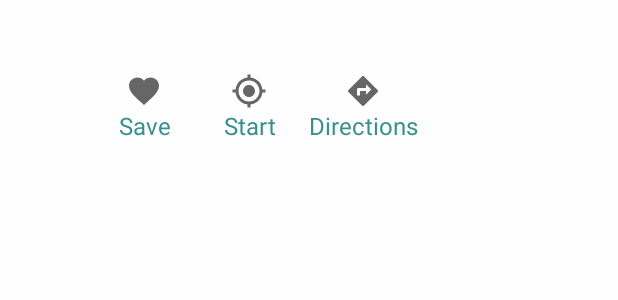
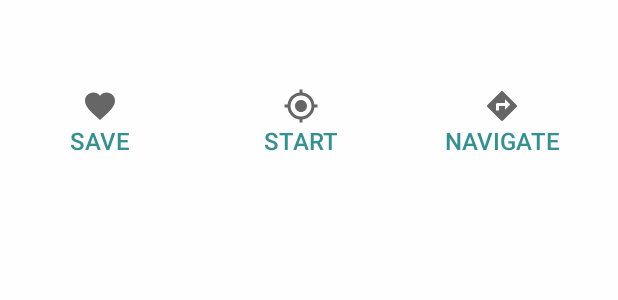
Before and after one commit to IoanaAlexandru/upb-campus-map, an Android app: the layout custompopup.xml on its own in the app's theme, with its tools: preview values and no code run, on a phone screen of 412 x 824 dp. Shown: the top 300 px of the screen. Run offline under Robolectric (Android 15) with nearby library versions, the light colour scheme and no system bars.

Commit message:
make SAVE/START/NAVIGATE buttons

```diff
--- a/app/src/main/res/layout/custompopup.xml
+++ b/app/src/main/res/layout/custompopup.xml
@@ -16,47 +16,48 @@
             android:layout_marginBottom="8dp"
             android:textSize="18sp"
             android:textAlignment="textStart"/>
-
         <LinearLayout
-                android:layout_width="wrap_content"
+                android:layout_width="match_parent"
                 android:layout_height="wrap_content"
                 android:orientation="horizontal"
                 android:layout_below="@+id/room_info"
-                android:layout_marginEnd="20dp"
-                android:layout_marginStart="66dp"
-                android:layout_marginBottom="16dp"
-                android:baselineAligned="false">
+                android:baselineAligned="false"
+                style="?android:attr/buttonBarStyle">
             <!-- Favourites Button -->
-            <TextView
-                    android:layout_width="60dp"
+            <Button
+                    android:layout_weight="1"
+                    android:layout_width="0dp"
                     android:layout_height="wrap_content"
                     android:text="@string/save"
                     android:drawableTop="@drawable/baseline_favorite_24dp"
                     android:textSize="16sp"
-                    android:layout_marginEnd="10dp"
                     android:id="@+id/save_button"
                     android:textAlignment="center"
-                    android:textColor="@color/colorPrimary"/>
+                    android:textColor="@color/colorPrimary"
+                    style="?android:attr/buttonBarButtonStyle"/>
             <!-- Current Location Button -->
-            <TextView
-                    android:layout_width="60dp"
+            <Button
+                    android:layout_weight="1"
+                    android:layout_width="0dp"
                     android:layout_height="wrap_content"
                     android:text="@string/start"
-                    android:layout_marginEnd="10dp"
                     android:drawableTop="@drawable/baseline_my_location_24"
                     android:textSize="16sp"
                     android:textAlignment="center"
-                    android:textColor="@color/colorPrimary"/>
+                    android:textColor="@color/colorPrimary"
+                    style="?android:attr/buttonBarButtonStyle"/>
             <!-- Get Directions Button -->
-            <TextView
-                    android:layout_width="wrap_content"
+            <Button
+                    android:layout_weight="1"
+                    android:layout_width="0dp"
                     android:layout_height="wrap_content"
                     android:text="@string/directions"
                     android:layout_marginEnd="10dp"
                     android:drawableTop="@drawable/baseline_directions_24"
                     android:textSize="16sp"
                     android:textAlignment="center"
-                    android:textColor="@color/colorPrimary"/>
+                    android:textColor="@color/colorPrimary"
+                    style="?android:attr/buttonBarButtonStyle"/>
         </LinearLayout>
 
 </RelativeLayout>
--- a/app/src/main/res/values/strings.xml
+++ b/app/src/main/res/values/strings.xml
@@ -21,7 +21,7 @@
     <string name="zoom_out">-</string>
     <string name="add_to_favourites">Add to favourites</string>
     <string name="favourite_button">favourite_button</string>
-    <string name="directions">Directions</string>
+    <string name="directions">Navigate</string>
     <string name="start">Start</string>
     <string name="delete">Delete</string>
     <string name="save">Save</string>
```
